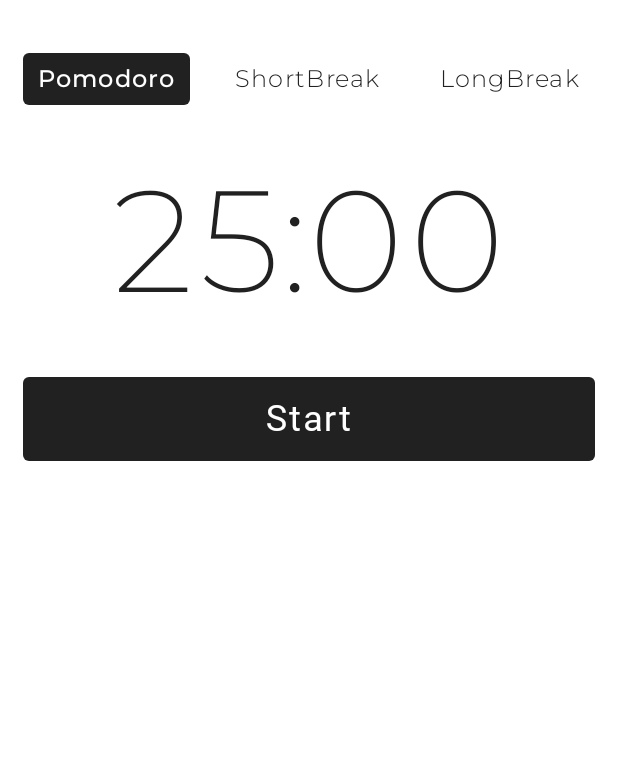
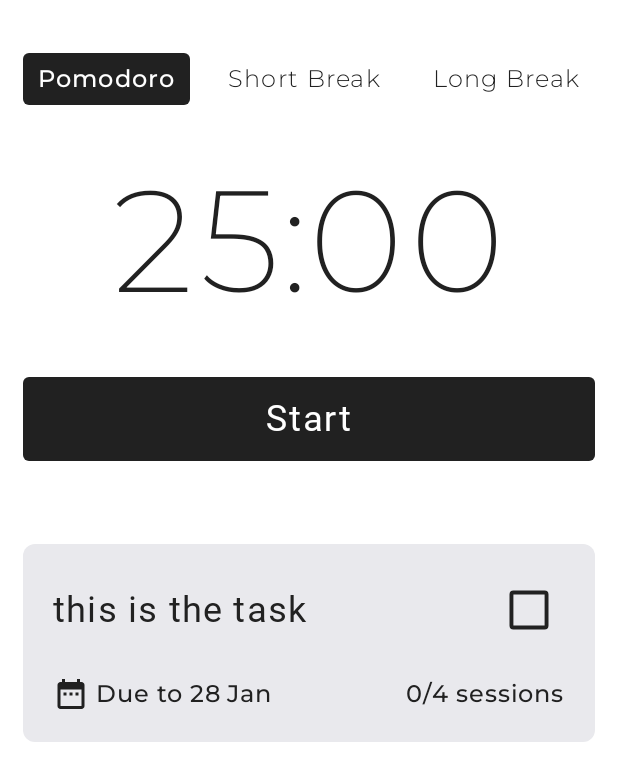
Before and after one commit to dvir-biton/Pomodoro, an Android app built with Jetpack Compose: the screen it shows after launch (MainActivity), on a phone screen of 412 x 824 dp. Shown: the top 781 px of the screen. Run offline under Robolectric (Android 15) with nearby library versions, the phone set to English and light mode, and no system bars; our stand-ins replace Dagger/Hilt's generated code; Roboto replaces fonts that are not available here.

Commit message:
Added task item

```diff
--- a/app/src/main/java/com/fylora/pomodorotimer/MainActivity.kt
+++ b/app/src/main/java/com/fylora/pomodorotimer/MainActivity.kt
@@ -4,16 +4,20 @@ import android.os.Bundle
 import androidx.activity.ComponentActivity
 import androidx.activity.compose.setContent
 import androidx.compose.foundation.background
-import androidx.compose.foundation.layout.Box
+import androidx.compose.foundation.layout.Column
 import androidx.compose.foundation.layout.fillMaxSize
 import androidx.compose.material3.MaterialTheme
 import androidx.compose.ui.Modifier
 import androidx.hilt.navigation.compose.hiltViewModel
+import com.fylora.pomodorotimer.domain.model.Task
 import com.fylora.pomodorotimer.presentation.timer_screen.timer.TimerEvent
 import com.fylora.pomodorotimer.presentation.timer_screen.timer.TimerScreenViewModel
+import com.fylora.pomodorotimer.presentation.timer_screen.timer.components.TaskItem
 import com.fylora.pomodorotimer.presentation.timer_screen.timer.components.header.Header
 import com.fylora.pomodorotimer.ui.theme.PomodoroTimerTheme
 import dagger.hilt.android.AndroidEntryPoint
+import java.time.LocalDate
+import java.time.LocalTime
 
 @AndroidEntryPoint
 class MainActivity : ComponentActivity() {
@@ -21,7 +25,7 @@ class MainActivity : ComponentActivity() {
         super.onCreate(savedInstanceState)
         setContent {
             PomodoroTimerTheme {
-                Box(
+                Column(
                     modifier = Modifier
                         .fillMaxSize()
                         .background(MaterialTheme.colorScheme.background),
@@ -41,6 +45,16 @@ class MainActivity : ComponentActivity() {
                         minutes = viewModel.state.value.minutes,
                         seconds = viewModel.state.value.seconds
                     )
+
+                    TaskItem(
+                        task = Task(
+                            title = "this is the task",
+                            workTime = LocalTime.now(),
+                            dueDate = LocalDate.now().plusDays(1),
+                            totalSessions = 4.0,
+                        ),
+                        onCheckChange = {}
+                    )
                 }
             }
         }
--- a/app/src/main/java/com/fylora/pomodorotimer/data/entity/TaskEntity.kt
+++ b/app/src/main/java/com/fylora/pomodorotimer/data/entity/TaskEntity.kt
@@ -11,6 +11,8 @@ data class TaskEntity(
     val dueDate: Long,
     val totalSessions: Double,
     val currentSessions: Double,
+    val isCompleted: Boolean,
+    val isSelected: Boolean,
 
     @PrimaryKey
     val id: Int? = null
--- a/app/src/main/java/com/fylora/pomodorotimer/data/mappers/TaskMapper.kt
+++ b/app/src/main/java/com/fylora/pomodorotimer/data/mappers/TaskMapper.kt
@@ -12,6 +12,8 @@ fun Task.toEntity(): TaskEntity {
         dueDate = dueDate.toEpochDay(),
         totalSessions = totalSessions,
         currentSessions = currentSessions,
+        isCompleted = isCompleted,
+        isSelected = isSelected,
         id = id
     )
 }
@@ -23,6 +25,8 @@ fun TaskEntity.toModel(): Task {
         dueDate = LocalDate.ofEpochDay(dueDate),
         totalSessions = totalSessions,
         currentSessions = currentSessions,
+        isCompleted = isCompleted,
+        isSelected = isSelected,
         id = id
     )
 }
--- a/app/src/main/java/com/fylora/pomodorotimer/domain/model/Task.kt
+++ b/app/src/main/java/com/fylora/pomodorotimer/domain/model/Task.kt
@@ -9,6 +9,8 @@ data class Task(
     val dueDate: LocalDate,
     val totalSessions: Double,
     val currentSessions: Double = 0.0,
+    val isCompleted: Boolean = false,
+    val isSelected: Boolean = false,
 
     val id: Int? = null
 )
--- a/app/src/main/java/com/fylora/pomodorotimer/domain/util/TimerState.kt
+++ b/app/src/main/java/com/fylora/pomodorotimer/domain/util/TimerState.kt
@@ -2,6 +2,10 @@ package com.fylora.pomodorotimer.domain.util
 
 sealed interface TimerState {
     data object Pomodoro: TimerState
-    data object ShortBreak: TimerState
-    data object LongBreak: TimerState
+    data object ShortBreak: TimerState {
+        override fun toString(): String = "Short Break"
+    }
+    data object LongBreak: TimerState {
+        override fun toString(): String = "Long Break"
+    }
 }
--- /dev/null
+++ b/app/src/main/java/com/fylora/pomodorotimer/presentation/timer_screen/timer/components/TaskItem.kt
@@ -0,0 +1,170 @@
+package com.fylora.pomodorotimer.presentation.timer_screen.timer.components
+
+import androidx.compose.foundation.background
+import androidx.compose.foundation.border
+import androidx.compose.foundation.layout.Arrangement
+import androidx.compose.foundation.layout.Box
+import androidx.compose.foundation.layout.Column
+import androidx.compose.foundation.layout.Row
+import androidx.compose.foundation.layout.Spacer
+import androidx.compose.foundation.layout.fillMaxWidth
+import androidx.compose.foundation.layout.height
+import androidx.compose.foundation.layout.padding
+import androidx.compose.foundation.shape.RoundedCornerShape
+import androidx.compose.material.icons.Icons
+import androidx.compose.material.icons.filled.DateRange
+import androidx.compose.material3.Checkbox
+import androidx.compose.material3.CheckboxDefaults
+import androidx.compose.material3.Icon
+import androidx.compose.material3.MaterialTheme
+import androidx.compose.material3.Text
+import androidx.compose.runtime.Composable
+import androidx.compose.ui.Alignment
+import androidx.compose.ui.Modifier
+import androidx.compose.ui.draw.clip
+import androidx.compose.ui.draw.scale
+import androidx.compose.ui.graphics.Color
+import androidx.compose.ui.text.font.FontWeight
+import androidx.compose.ui.text.style.TextDecoration
+import androidx.compose.ui.tooling.preview.Preview
+import androidx.compose.ui.unit.dp
+import androidx.compose.ui.unit.sp
+import com.fylora.pomodorotimer.core.fontFamily
+import com.fylora.pomodorotimer.domain.model.Task
+import java.time.LocalDate
+import java.time.LocalTime
+import java.time.format.DateTimeFormatter
+
+@Composable
+fun TaskItem(
+    task: Task,
+    onCheckChange: (Boolean) -> Unit
+) {
+    Box(
+        modifier = Modifier
+            .fillMaxWidth()
+            .padding(
+                vertical = 20.dp,
+                horizontal = 15.dp
+            )
+            .clip(RoundedCornerShape(8.dp))
+            .background(MaterialTheme.colorScheme.surface)
+            .border(
+                width = 1.dp,
+                color = if(task.isSelected)
+                    MaterialTheme.colorScheme.primary
+                else Color.Transparent,
+                shape = RoundedCornerShape(size = 8.dp)
+            ),
+        contentAlignment = Alignment.Center
+    ) {
+        Column(
+            modifier = Modifier
+                .fillMaxWidth()
+                .padding(20.dp)
+        ) {
+            Row(
+                modifier = Modifier.fillMaxWidth(),
+                horizontalArrangement = Arrangement.SpaceBetween,
+                verticalAlignment = Alignment.CenterVertically
+            ) {
+                Text(
+                    text = task.title,
+                    fontSize = 24.sp,
+                    fontFamily = fontFamily,
+                    color = MaterialTheme.colorScheme.primary,
+                    letterSpacing = 0.8.sp,
+                    textDecoration = if(task.isCompleted) TextDecoration.LineThrough else TextDecoration.None,
+                )
+
+                Checkbox(
+                    checked = task.isCompleted,
+                    onCheckedChange = {
+                        onCheckChange(it)
+                    },
+                    colors = CheckboxDefaults.colors(
+                        checkedColor = MaterialTheme.colorScheme.primary,
+                        uncheckedColor = MaterialTheme.colorScheme.primary,
+                        checkmarkColor = MaterialTheme.colorScheme.surface,
+                    ),
+                    modifier = Modifier.scale(1.3f)
+                )
+            }
+            Spacer(modifier = Modifier.height(20.dp))
+            Row(
+                modifier = Modifier.fillMaxWidth(),
+                horizontalArrangement = Arrangement.SpaceBetween,
+                verticalAlignment = Alignment.CenterVertically
+            ) {
+                Row(
+                    verticalAlignment = Alignment.CenterVertically
+                ) {
+                    Icon(
+                        imageVector = Icons.Default.DateRange,
+                        contentDescription = "Due Date",
+                        tint = MaterialTheme.colorScheme.primary,
+                    )
+                    Text(
+                        text = " Due to " + task.dueDate.format(DateTimeFormatter.ofPattern("dd MMM")),
+                        fontSize = 16.sp,
+                        fontFamily = fontFamily,
+                        fontWeight = FontWeight.Medium,
+                        color = MaterialTheme.colorScheme.primary,
+                        letterSpacing = 0.6.sp,
+                    )
+                }
+
+                Row(
+                    verticalAlignment = Alignment.CenterVertically
+                ) {
+                    Text(
+                        text = String.format("%.0f", task.currentSessions),
+                        fontSize = 16.sp,
+                        fontFamily = fontFamily,
+                        fontWeight = FontWeight(500),
+                        color = MaterialTheme.colorScheme.primary,
+                        letterSpacing = 0.6.sp,
+                    )
+                    Text(
+                        text = "/",
+                        fontSize = 16.sp,
+                        fontFamily = fontFamily,
+                        fontWeight = FontWeight(500),
+                        color = MaterialTheme.colorScheme.primary,
+                        letterSpacing = 0.6.sp,
+                    )
+                    Text(
+                        text = String.format("%.0f", task.totalSessions),
+                        fontSize = 16.sp,
+                        fontFamily = fontFamily,
+                        fontWeight = FontWeight(500),
+                        color = MaterialTheme.colorScheme.primary,
+                        letterSpacing = 0.6.sp,
+                    )
+                    Text(
+                        text = " sessions",
+                        fontSize = 16.sp,
+                        fontFamily = fontFamily,
+                        fontWeight = FontWeight(500),
+                        color = MaterialTheme.colorScheme.primary,
+                        letterSpacing = 0.6.sp,
+                    )
+                }
+            }
+        }
+    }
+}
+
+@Preview
+@Composable
+fun TaskItemPreview() {
+    TaskItem(
+        task = Task(
+            title = "this is the task",
+            workTime = LocalTime.now(),
+            dueDate = LocalDate.now().plusDays(1),
+            totalSessions = 4.0,
+        ),
+        onCheckChange = {}
+    )
+}
--- a/app/src/main/java/com/fylora/pomodorotimer/ui/theme/Color.kt
+++ b/app/src/main/java/com/fylora/pomodorotimer/ui/theme/Color.kt
@@ -7,8 +7,8 @@ val LightModePrimary = Color(0xFF212121)
 val DarkModePrimary = Color(0xFFFFFFFF)
 
 // Surface
-val LightModeSurface = Color(0xFF343438)
-val DarkModeSurface = Color(0xFFE9E9ED)
+val DarkModeSurface = Color(0xFF343438)
+val LightModeSurface = Color(0xFFE9E9ED)
 
 // accent
 val TextFieldError = Color(0xFF6C3636)
```
